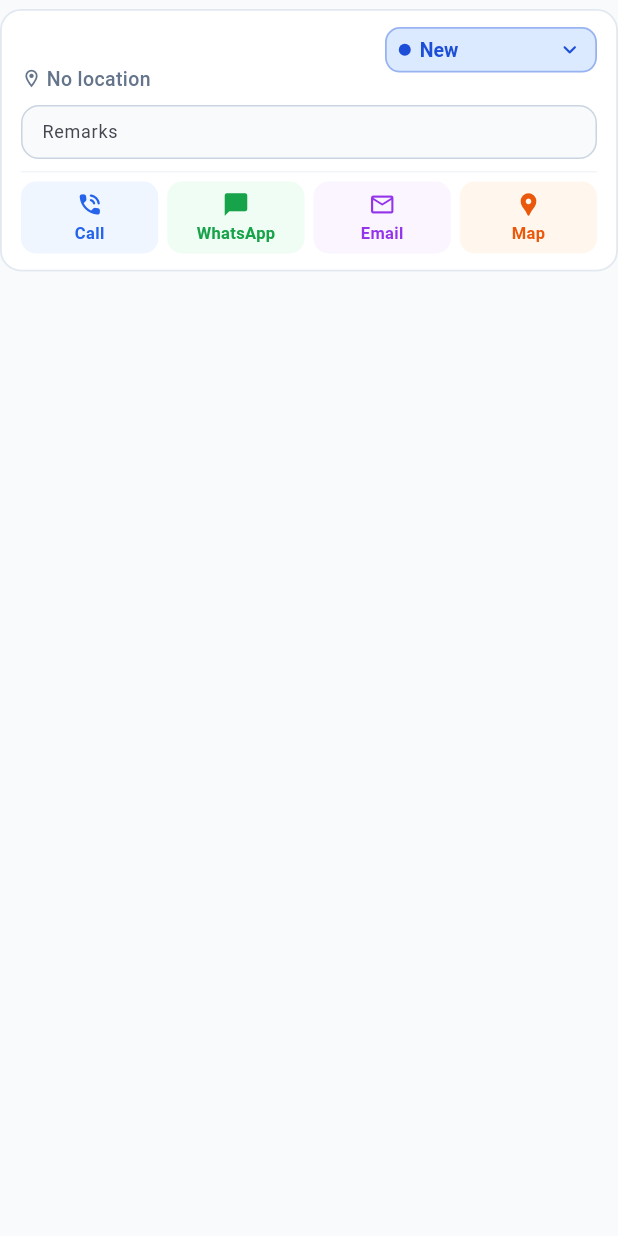
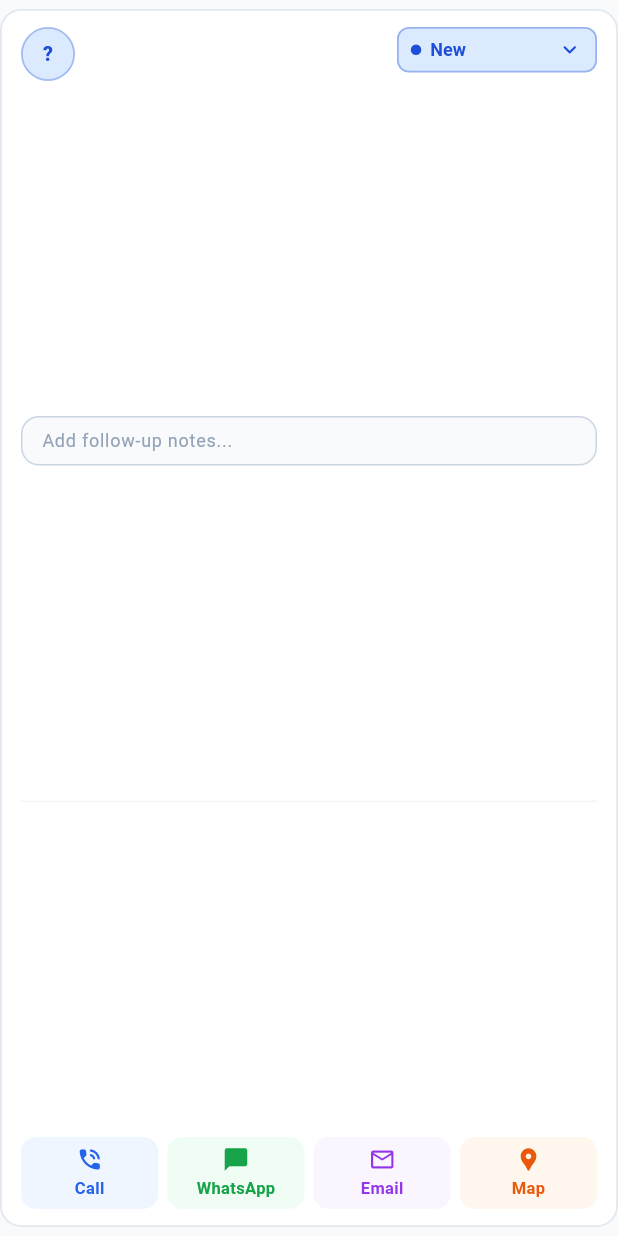
Before and after one commit to AmbekarAditya/campuscrm, a Flutter app: the InquiryCard widget shown alone on an empty page, opened directly with empty values, on a phone screen of 412 x 824 dp. Run offline on Flutter 3.47's test engine with Material 3 defaults, Android fonts, the phone set to English and light mode, and no system bars; our stand-ins replace cloud_firestore, firebase_core, flutter_riverpod; accounts and stored records are empty.

Commit message:
style(inquiry): optimize student inquiry card layout to fit elements with zero wasted space

```diff
--- a/lib/features/inquiries/presentation/inquiries_screen.dart
+++ b/lib/features/inquiries/presentation/inquiries_screen.dart
@@ -183,7 +183,7 @@ class _InquiriesScreenState extends ConsumerState<InquiriesScreen> {
                             crossAxisCount: isVeryWide ? 3 : 2,
                             crossAxisSpacing: 12,
                             mainAxisSpacing: 8,
-                            mainAxisExtent: 255,
+                            mainAxisExtent: 215,
                           ),
                           itemCount: filtered.length,
                           itemBuilder: (context, index) {
--- a/lib/features/inquiries/presentation/widgets/inquiry_card.dart
+++ b/lib/features/inquiries/presentation/widgets/inquiry_card.dart
@@ -47,6 +47,16 @@ class _InquiryCardState extends State<InquiryCard> {
 
   String _formatDate(DateTime date) {
     return DateFormat('dd MMM yyyy').format(date);
+  }
+
+  String _getInitials(String name) {
+    final trimmed = name.trim();
+    if (trimmed.isEmpty) return '?';
+    final parts = trimmed.split(RegExp(r'\s+'));
+    if (parts.length == 1) {
+      return parts[0].substring(0, parts[0].length >= 2 ? 2 : 1).toUpperCase();
+    }
+    return (parts[0][0] + parts[1][0]).toUpperCase();
   }
 
   bool _isToday(DateTime date) {
@@ -119,14 +129,45 @@ class _InquiryCardState extends State<InquiryCard> {
     return Card(
       child: Padding(
         padding: const EdgeInsets.symmetric(horizontal: 14, vertical: 12),
-        child: Column(
-          mainAxisSize: MainAxisSize.min,
+        child: LayoutBuilder(
+          builder: (context, constraints) {
+            final isBounded = constraints.hasBoundedHeight;
+            return Column(
+              mainAxisSize: isBounded ? MainAxisSize.max : MainAxisSize.min,
+              mainAxisAlignment: isBounded
+                  ? MainAxisAlignment.spaceBetween
+                  : MainAxisAlignment.start,
               crossAxisAlignment: CrossAxisAlignment.start,
               children: [
-            // Top Row: Lead Name & Location on left, Color-Coded Status Dropdown on right
+                // Top Row: Avatar + Name + Phone/Location + Status Dropdown
                 Row(
                   crossAxisAlignment: CrossAxisAlignment.start,
                   children: [
+                    // Student Initials Avatar
+                    Container(
+                      width: 36,
+                      height: 36,
+                      decoration: BoxDecoration(
+                        color: status.backgroundColor,
+                        shape: BoxShape.circle,
+                        border: Border.all(
+                          color: status.foregroundColor.withValues(alpha: 0.3),
+                          width: 1.2,
+                        ),
+                      ),
+                      alignment: Alignment.center,
+                      child: Text(
+                        _getInitials(inquiry.name),
+                        style: TextStyle(
+                          fontSize: 13,
+                          fontWeight: FontWeight.w800,
+                          color: status.foregroundColor,
+                        ),
+                      ),
+                    ),
+                    const SizedBox(width: 10),
+
+                    // Name, Phone & Location
                     Expanded(
                       child: Column(
                         crossAxisAlignment: CrossAxisAlignment.start,
@@ -134,36 +175,61 @@ class _InquiryCardState extends State<InquiryCard> {
                           Text(
                             inquiry.name,
                             style: const TextStyle(
-                          fontSize: 16,
+                              fontSize: 15,
                               fontWeight: FontWeight.w700,
                               color: Color(0xFF0F172A),
+                              height: 1.2,
                             ),
                             maxLines: 1,
                             overflow: TextOverflow.ellipsis,
                           ),
-                      const SizedBox(height: 2),
+                          const SizedBox(height: 3),
+                          Wrap(
+                            spacing: 8,
+                            runSpacing: 2,
+                            crossAxisAlignment: WrapCrossAlignment.center,
+                            children: [
+                              if (inquiry.phone.isNotEmpty)
+                                Row(
+                                  mainAxisSize: MainAxisSize.min,
+                                  children: [
+                                    const Icon(
+                                      Icons.phone_outlined,
+                                      size: 12,
+                                      color: Color(0xFF64748B),
+                                    ),
+                                    const SizedBox(width: 3),
+                                    Text(
+                                      inquiry.phone,
+                                      style: const TextStyle(
+                                        fontSize: 12,
+                                        fontWeight: FontWeight.w500,
+                                        color: Color(0xFF475569),
+                                      ),
+                                    ),
+                                  ],
+                                ),
+                              if (inquiry.areaCity.isNotEmpty)
                                 Row(
                                   mainAxisSize: MainAxisSize.min,
                                   children: [
                                     const Icon(
                                       Icons.location_on_outlined,
-                            size: 14,
+                                      size: 12,
                                       color: Color(0xFF64748B),
                                     ),
-                          const SizedBox(width: 3),
-                          Flexible(
-                            child: Text(
-                              inquiry.areaCity.isEmpty
-                                  ? 'No location'
-                                  : inquiry.areaCity,
+                                    const SizedBox(width: 2),
+                                    Text(
+                                      inquiry.areaCity,
                                       style: const TextStyle(
-                                fontSize: 13,
+                                        fontSize: 12,
+                                        fontWeight: FontWeight.w500,
                                         color: Color(0xFF64748B),
-                                fontWeight: FontWeight.w500,
                                       ),
                                       maxLines: 1,
                                       overflow: TextOverflow.ellipsis,
                                     ),
+                                  ],
                                 ),
                             ],
                           ),
@@ -178,7 +244,7 @@ class _InquiryCardState extends State<InquiryCard> {
                           const EdgeInsets.symmetric(horizontal: 8, vertical: 2),
                       decoration: BoxDecoration(
                         color: status.backgroundColor,
-                    borderRadius: BorderRadius.circular(10),
+                        borderRadius: BorderRadius.circular(8),
                         border: Border.all(
                           color: status.foregroundColor.withValues(alpha: 0.35),
                           width: 1.2,
@@ -195,7 +261,7 @@ class _InquiryCardState extends State<InquiryCard> {
                           ),
                           borderRadius: BorderRadius.circular(10),
                           style: TextStyle(
-                        fontSize: 13,
+                            fontSize: 12,
                             fontWeight: FontWeight.w700,
                             color: status.foregroundColor,
                           ),
@@ -211,8 +277,8 @@ class _InquiryCardState extends State<InquiryCard> {
                                 mainAxisSize: MainAxisSize.min,
                                 children: [
                                   Container(
-                                width: 8,
-                                height: 8,
+                                    width: 7,
+                                    height: 7,
                                     decoration: BoxDecoration(
                                       color: itemStatus.foregroundColor,
                                       shape: BoxShape.circle,
@@ -222,7 +288,7 @@ class _InquiryCardState extends State<InquiryCard> {
                                   Text(
                                     itemStatus.label,
                                     style: TextStyle(
-                                  fontSize: 13,
+                                      fontSize: 12,
                                       color: itemStatus.foregroundColor,
                                       fontWeight: FontWeight.w700,
                                     ),
@@ -239,13 +305,13 @@ class _InquiryCardState extends State<InquiryCard> {
 
                 // Follow-Up Date Tag on Card (if status is Follow-Up)
                 if (isFollowUp) ...[
-              const SizedBox(height: 6),
+                  if (!isBounded) const SizedBox(height: 6),
                   InkWell(
                     onTap: () => _pickFollowUpDate(context),
                     borderRadius: BorderRadius.circular(8),
                     child: Container(
                       padding:
-                      const EdgeInsets.symmetric(horizontal: 8, vertical: 4),
+                          const EdgeInsets.symmetric(horizontal: 8, vertical: 3),
                       decoration: BoxDecoration(
                         color: isDueToday
                             ? const Color(0xFFFEF3C7)
@@ -255,7 +321,7 @@ class _InquiryCardState extends State<InquiryCard> {
                           color: isDueToday
                               ? const Color(0xFFF59E0B)
                               : const Color(0xFFCBD5E1),
-                      width: 1.2,
+                          width: 1,
                         ),
                       ),
                       child: Row(
@@ -263,7 +329,7 @@ class _InquiryCardState extends State<InquiryCard> {
                         children: [
                           Icon(
                             Icons.event_repeat_rounded,
-                        size: 14,
+                            size: 13,
                             color: isDueToday
                                 ? const Color(0xFFB45309)
                                 : const Color(0xFF475569),
@@ -274,17 +340,17 @@ class _InquiryCardState extends State<InquiryCard> {
                                 ? 'Follow-Up: Today (${_formatDate(followUpDate)})'
                                 : 'Follow-Up Date: ${_formatDate(followUpDate)}',
                             style: TextStyle(
-                          fontSize: 12,
+                              fontSize: 11,
                               fontWeight: FontWeight.w700,
                               color: isDueToday
                                   ? const Color(0xFF92400E)
                                   : const Color(0xFF334155),
                             ),
                           ),
-                      const SizedBox(width: 6),
+                          const SizedBox(width: 4),
                           Icon(
                             Icons.edit_calendar_rounded,
-                        size: 13,
+                            size: 12,
                             color: isDueToday
                                 ? const Color(0xFFB45309)
                                 : const Color(0xFF64748B),
@@ -295,15 +361,14 @@ class _InquiryCardState extends State<InquiryCard> {
                   ),
                 ],
 
-            const SizedBox(height: 8),
+                if (!isBounded) const SizedBox(height: 6),
 
                 // Compact Remarks TextField with inline Save button
                 TextField(
                   controller: _remarksController,
-              maxLines: 2,
-              minLines: 1,
+                  maxLines: 1,
                   textInputAction: TextInputAction.done,
-              style: const TextStyle(fontSize: 13, color: Color(0xFF1E293B)),
+                  style: const TextStyle(fontSize: 12.5, color: Color(0xFF1E293B)),
                   onChanged: (value) {
                     setState(() {
                       _isRemarksDirty = value != inquiry.remarks;
@@ -315,19 +380,23 @@ class _InquiryCardState extends State<InquiryCard> {
                   },
                   decoration: InputDecoration(
                     isDense: true,
-                labelText: 'Remarks',
-                labelStyle: const TextStyle(fontSize: 12),
-                hintText: 'Add follow-up notes...',
-                hintStyle:
-                    const TextStyle(fontSize: 12, color: Color(0xFF94A3B8)),
+                    hintText: inquiry.remarks.isEmpty
+                        ? 'Add follow-up notes...'
+                        : inquiry.remarks,
+                    hintStyle: TextStyle(
+                      fontSize: 12,
+                      color: inquiry.remarks.isEmpty
+                          ? const Color(0xFF94A3B8)
+                          : const Color(0xFF334155),
+                    ),
                     contentPadding:
-                    const EdgeInsets.symmetric(horizontal: 10, vertical: 8),
+                        const EdgeInsets.symmetric(horizontal: 10, vertical: 7),
                     suffixIcon: _isRemarksDirty
                         ? IconButton(
                             iconSize: 18,
                             padding: EdgeInsets.zero,
                             constraints:
-                            const BoxConstraints(minWidth: 32, minHeight: 32),
+                                const BoxConstraints(minWidth: 28, minHeight: 28),
                             tooltip: 'Save Remarks',
                             onPressed: () {
                               widget.onRemarksSaved(_remarksController.text.trim());
@@ -343,9 +412,9 @@ class _InquiryCardState extends State<InquiryCard> {
                   ),
                 ),
 
-            const SizedBox(height: 8),
+                if (!isBounded) const SizedBox(height: 6),
                 const Divider(height: 1, color: Color(0xFFF1F5F9)),
-            const SizedBox(height: 6),
+                if (!isBounded) const SizedBox(height: 6),
 
                 // Row of 4 1-Click Action Icon Buttons
                 Row(
@@ -411,6 +480,8 @@ class _InquiryCardState extends State<InquiryCard> {
                   ],
                 ),
               ],
+            );
+          },
         ),
       ),
     );
```
Lines whose indentation alone changed are shown as unchanged.
